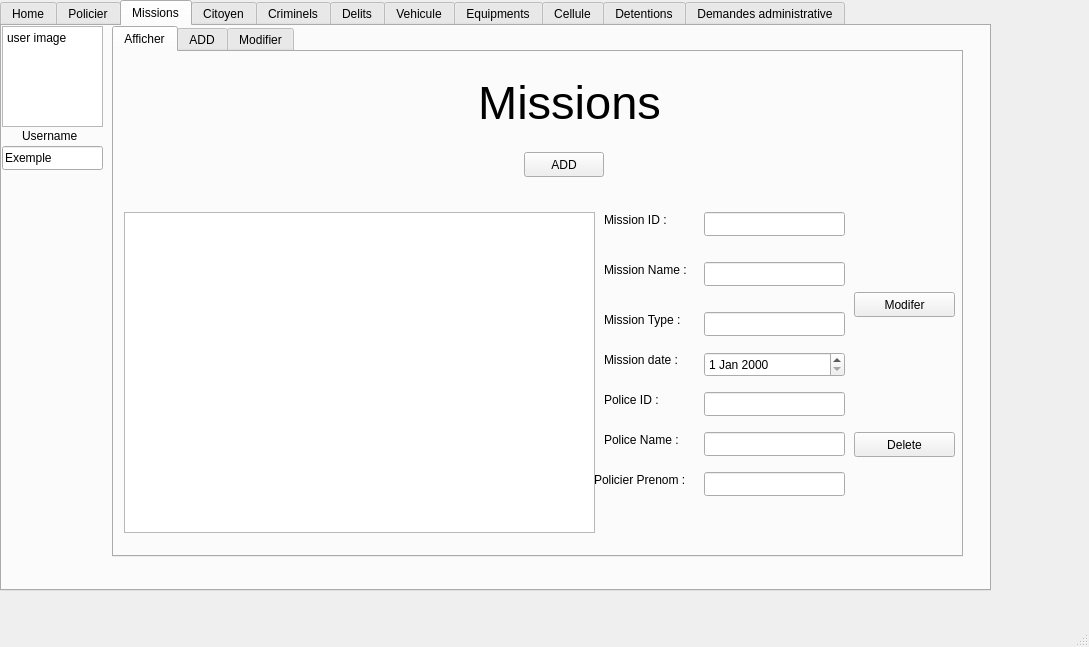
Qt form projetc/mainwindow.ui (Crystal-Blu/police-station-2A25) before a commit.
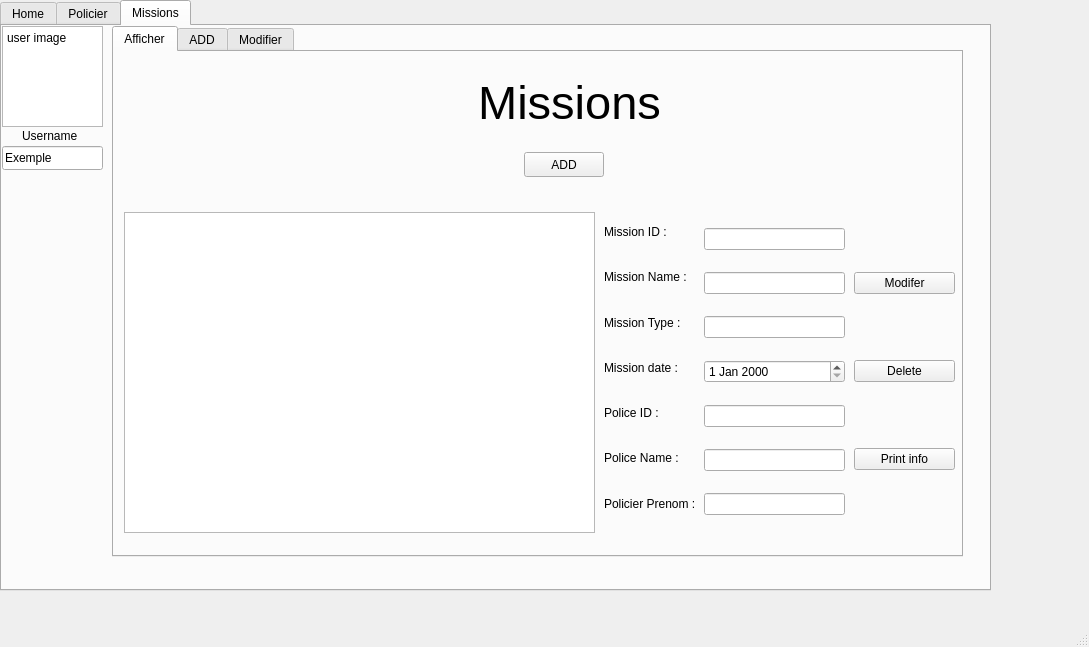
The same form after that commit. The open tabs and pages were chosen to show the change.

What changed in the file:
```diff
--- a/projetc/mainwindow.ui
+++ b/projetc/mainwindow.ui
@@ -788,110 +788,6 @@
          <string>ADD</string>
         </property>
        </widget>
-       <widget class="QPushButton" name="pb_missionsmodifier">
-        <property name="geometry">
-         <rect>
-          <x>740</x>
-          <y>240</y>
-          <width>101</width>
-          <height>25</height>
-         </rect>
-        </property>
-        <property name="text">
-         <string>Modifer</string>
-        </property>
-       </widget>
-       <widget class="QLineEdit" name="le_missionspoliceprenom">
-        <property name="geometry">
-         <rect>
-          <x>590</x>
-          <y>420</y>
-          <width>141</width>
-          <height>24</height>
-         </rect>
-        </property>
-        <property name="text">
-         <string/>
-        </property>
-       </widget>
-       <widget class="QLineEdit" name="le_missionspolicename">
-        <property name="geometry">
-         <rect>
-          <x>590</x>
-          <y>380</y>
-          <width>141</width>
-          <height>24</height>
-         </rect>
-        </property>
-        <property name="text">
-         <string/>
-        </property>
-       </widget>
-       <widget class="QLineEdit" name="le_missionid">
-        <property name="geometry">
-         <rect>
-          <x>590</x>
-          <y>160</y>
-          <width>141</width>
-          <height>24</height>
-         </rect>
-        </property>
-        <property name="text">
-         <string/>
-        </property>
-       </widget>
-       <widget class="QLineEdit" name="le_missiontype">
-        <property name="geometry">
-         <rect>
-          <x>590</x>
-          <y>260</y>
-          <width>141</width>
-          <height>24</height>
-         </rect>
-        </property>
-        <property name="text">
-         <string/>
-        </property>
-       </widget>
-       <widget class="QLineEdit" name="le_missionpoliceid">
-        <property name="geometry">
-         <rect>
-          <x>590</x>
-          <y>340</y>
-          <width>141</width>
-          <height>24</height>
-         </rect>
-        </property>
-        <property name="text">
-         <string/>
-        </property>
-       </widget>
-       <widget class="QLineEdit" name="le_missionname">
-        <property name="geometry">
-         <rect>
-          <x>590</x>
-          <y>210</y>
-          <width>141</width>
-          <height>24</height>
-         </rect>
-        </property>
-        <property name="text">
-         <string/>
-        </property>
-       </widget>
-       <widget class="QPushButton" name="pb_missionsdelete">
-        <property name="geometry">
-         <rect>
-          <x>740</x>
-          <y>380</y>
-          <width>101</width>
-          <height>25</height>
-         </rect>
-        </property>
-        <property name="text">
-         <string>Delete</string>
-        </property>
-       </widget>
        <widget class="QTableView" name="tableViewmissions">
         <property name="geometry">
          <rect>
@@ -902,106 +798,156 @@
          </rect>
         </property>
        </widget>
-       <widget class="QLabel" name="label_32">
+       <widget class="QWidget" name="layoutWidget">
         <property name="geometry">
          <rect>
           <x>490</x>
           <y>160</y>
-          <width>71</width>
-          <height>16</height>
+          <width>100</width>
+          <height>311</height>
          </rect>
         </property>
-        <property name="text">
-         <string>Mission ID :</string>
-        </property>
+        <layout class="QVBoxLayout" name="verticalLayout">
+         <item>
+          <widget class="QLabel" name="label_32">
+           <property name="text">
+            <string>Mission ID :</string>
+           </property>
+          </widget>
+         </item>
+         <item>
+          <widget class="QLabel" name="label_33">
+           <property name="text">
+            <string>Mission Name :</string>
+           </property>
+          </widget>
+         </item>
+         <item>
+          <widget class="QLabel" name="label_34">
+           <property name="text">
+            <string>Mission Type :</string>
+           </property>
+          </widget>
+         </item>
+         <item>
+          <widget class="QLabel" name="label_38">
+           <property name="text">
+            <string>Mission date :</string>
+           </property>
+          </widget>
+         </item>
+         <item>
+          <widget class="QLabel" name="label_35">
+           <property name="text">
+            <string>Police ID :</string>
+           </property>
+          </widget>
+         </item>
+         <item>
+          <widget class="QLabel" name="label_36">
+           <property name="text">
+            <string>Police Name :</string>
+           </property>
+          </widget>
+         </item>
+         <item>
+          <widget class="QLabel" name="label_37">
+           <property name="text">
+            <string>Policier Prenom :</string>
+           </property>
+          </widget>
+         </item>
+        </layout>
        </widget>
-       <widget class="QLabel" name="label_33">
-        <property name="geometry">
-         <rect>
-          <x>490</x>
-          <y>210</y>
-          <width>101</width>
-          <height>16</height>
-         </rect>
-        </property>
-        <property name="text">
-         <string>Mission Name :</string>
-        </property>
-       </widget>
-       <widget class="QLabel" name="label_34">
-        <property name="geometry">
-         <rect>
-          <x>490</x>
-          <y>260</y>
-          <width>91</width>
-          <height>16</height>
-         </rect>
-        </property>
-        <property name="text">
-         <string>Mission Type :</string>
-        </property>
-       </widget>
-       <widget class="QLabel" name="label_35">
-        <property name="geometry">
-         <rect>
-          <x>490</x>
-          <y>340</y>
-          <width>71</width>
-          <height>16</height>
-         </rect>
-        </property>
-        <property name="text">
-         <string>Police ID :</string>
-        </property>
-       </widget>
-       <widget class="QLabel" name="label_36">
-        <property name="geometry">
-         <rect>
-          <x>490</x>
-          <y>380</y>
-          <width>91</width>
-          <height>16</height>
-         </rect>
-        </property>
-        <property name="text">
-         <string>Police Name :</string>
-        </property>
-       </widget>
-       <widget class="QLabel" name="label_37">
-        <property name="geometry">
-         <rect>
-          <x>480</x>
-          <y>420</y>
-          <width>111</width>
-          <height>16</height>
-         </rect>
-        </property>
-        <property name="text">
-         <string>Policier Prenom :</string>
-        </property>
-       </widget>
-       <widget class="QLabel" name="label_38">
-        <property name="geometry">
-         <rect>
-          <x>490</x>
-          <y>300</y>
-          <width>91</width>
-          <height>16</height>
-         </rect>
-        </property>
-        <property name="text">
-         <string>Mission date :</string>
-        </property>
-       </widget>
-       <widget class="QDateEdit" name="de_missiondate">
+       <widget class="QWidget" name="layoutWidget">
         <property name="geometry">
          <rect>
           <x>590</x>
-          <y>300</y>
+          <y>160</y>
           <width>141</width>
-          <height>25</height>
+          <height>321</height>
          </rect>
         </property>
+        <layout class="QVBoxLayout" name="verticalLayout_2">
+         <item>
+          <widget class="QLineEdit" name="le_missionid">
+           <property name="text">
+            <string/>
+           </property>
+          </widget>
+         </item>
+         <item>
+          <widget class="QLineEdit" name="le_missionname">
+           <property name="text">
+            <string/>
+           </property>
+          </widget>
+         </item>
+         <item>
+          <widget class="QLineEdit" name="le_missiontype">
+           <property name="text">
+            <string/>
+           </property>
+          </widget>
+         </item>
+         <item>
+          <widget class="QDateEdit" name="de_missiondate"/>
+         </item>
+         <item>
+          <widget class="QLineEdit" name="le_missionpoliceid">
+           <property name="text">
+            <string/>
+           </property>
+          </widget>
+         </item>
+         <item>
+          <widget class="QLineEdit" name="le_missionspolicename">
+           <property name="text">
+            <string/>
+           </property>
+          </widget>
+         </item>
+         <item>
+          <widget class="QLineEdit" name="le_missionspoliceprenom">
+           <property name="text">
+            <string/>
+           </property>
+          </widget>
+         </item>
+        </layout>
+       </widget>
+       <widget class="QWidget" name="layoutWidget">
+        <property name="geometry">
+         <rect>
+          <x>740</x>
+          <y>160</y>
+          <width>101</width>
+          <height>321</height>
+         </rect>
+        </property>
+        <layout class="QVBoxLayout" name="verticalLayout_3">
+         <item>
+          <widget class="QPushButton" name="pb_missionsmodifier">
+           <property name="text">
+            <string>Modifer</string>
+           </property>
+          </widget>
+         </item>
+         <item>
+          <widget class="QPushButton" name="pb_missionsdelete">
+           <property name="text">
+            <string>Delete</string>
+           </property>
+          </widget>
+         </item>
+         <item>
+          <widget class="QPushButton" name="pb_missioninfoprint">
+           <property name="text">
+            <string>Print info</string>
+           </property>
+          </widget>
+         </item>
+        </layout>
        </widget>
       </widget>
       <widget class="QWidget" name="tab_16">
@@ -1347,46 +1293,6 @@
       </widget>
      </widget>
     </widget>
-    <widget class="QWidget" name="tab_3">
-     <attribute name="title">
-      <string>Citoyen</string>
-     </attribute>
-    </widget>
-    <widget class="QWidget" name="tab_4">
-     <attribute name="title">
-      <string>Criminels</string>
-     </attribute>
-    </widget>
-    <widget class="QWidget" name="tab_5">
-     <attribute name="title">
-      <string>Delits</string>
-     </attribute>
-    </widget>
-    <widget class="QWidget" name="tab_6">
-     <attribute name="title">
-      <string>Vehicule</string>
-     </attribute>
-    </widget>
-    <widget class="QWidget" name="tab_7">
-     <attribute name="title">
-      <string>Equipments</string>
-     </attribute>
-    </widget>
-    <widget class="QWidget" name="tab_8">
-     <attribute name="title">
-      <string>Cellule</string>
-     </attribute>
-    </widget>
-    <widget class="QWidget" name="tab_9">
-     <attribute name="title">
-      <string>Detentions</string>
-     </attribute>
-    </widget>
-    <widget class="QWidget" name="tab_10">
-     <attribute name="title">
-      <string>Demandes administrative</string>
-     </attribute>
-    </widget>
    </widget>
   </widget>
   <widget class="QMenuBar" name="menubar">
```
Left out of the diff: 233 changed lines with no effect on the pictures.
